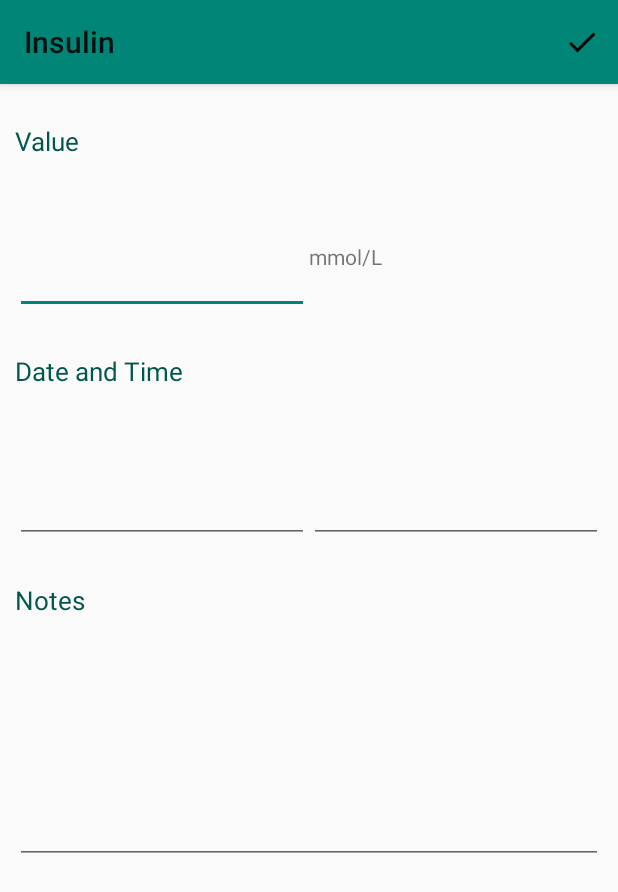
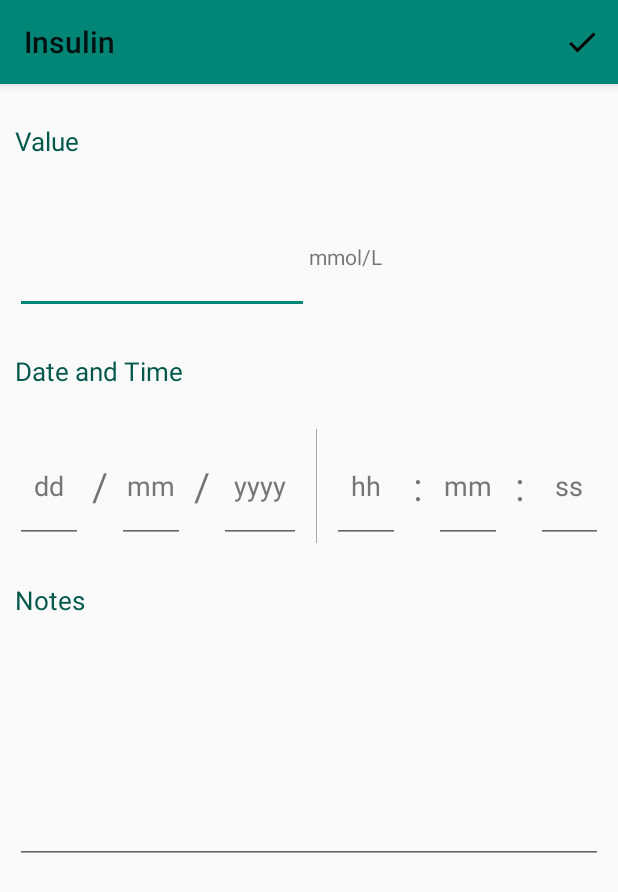
Before and after one commit to Alex-apostolo/BGLTracker, an Android app: the AddInsulinActivity screen opened directly, with no data from a screen before it, on a phone screen of 412 x 824 dp. Shown: the top 892 px of the screen. Run offline under Robolectric (Android 15) with nearby library versions, the phone set to English and light mode, and no system bars.

```diff
--- a/app/src/main/res/layout/activity_add_glucose.xml
+++ b/app/src/main/res/layout/activity_add_glucose.xml
@@ -56,31 +56,14 @@
         android:text="Date and Time"
         android:textAppearance="@style/CustomTextTitle" />
 
-    <EditText
-        android:id="@+id/addGlucose_date_inputField"
-        android:layout_width="0dp"
-        android:layout_height="0dp"
+    <include
+        android:id="@+id/addGlucose_dateTime_inputLayout"
+        layout="@layout/datetime_inputext"
+        android:layout_columnSpan="2"
         android:layout_rowWeight="1"
         android:layout_columnWeight="1"
         android:layout_marginLeft="10dp"
-        android:ems="10"
-        android:gravity="center_vertical"
-        android:inputType="date"
-        android:textColor="@android:color/black"
-        android:textColorLink="@color/colorPrimary" />
-
-    <EditText
-        android:id="@+id/addGlucose_time_inputField"
-        android:layout_width="0dp"
-        android:layout_height="0dp"
-        android:layout_rowWeight="1"
-        android:layout_columnWeight="1"
-        android:layout_marginRight="10dp"
-        android:ems="10"
-        android:gravity="center_vertical"
-        android:inputType="time"
-        android:textColor="@android:color/black"
-        android:textColorLink="@color/colorPrimary" />
+        android:layout_marginRight="10dp" />
 
     <TextView
         android:id="@+id/addGlucose_note_textView"
--- a/app/src/main/res/layout/activity_add_insulin.xml
+++ b/app/src/main/res/layout/activity_add_insulin.xml
@@ -56,31 +56,15 @@
         android:text="Date and Time"
         android:textAppearance="@style/CustomTextTitle" />
 
-    <EditText
-        android:id="@+id/addInsulin_date_inputField"
-        android:layout_width="0dp"
-        android:layout_height="0dp"
+    <include
+        android:id="@+id/addInsulin_dateTime_inputLayout"
+        layout="@layout/datetime_inputext"
+        android:layout_columnSpan="2"
+        android:layout_columnWeight="1"
         android:layout_rowWeight="1"
-        android:layout_columnWeight="1"
-        android:layout_marginLeft="10dp"
-        android:ems="10"
-        android:gravity="center_vertical"
-        android:inputType="date"
-        android:textColor="@android:color/black"
-        android:textColorLink="@color/colorPrimary" />
+        android:layout_marginRight="10dp"
+        android:layout_marginLeft="10dp"  />
 
-    <EditText
-        android:id="@+id/addInsulin_time_inputField"
-        android:layout_width="0dp"
-        android:layout_height="0dp"
-        android:layout_rowWeight="1"
-        android:layout_columnWeight="1"
-        android:layout_marginRight="10dp"
-        android:ems="10"
-        android:gravity="center_vertical"
-        android:inputType="time"
-        android:textColor="@android:color/black"
-        android:textColorLink="@color/colorPrimary" />
 
     <TextView
         android:id="@+id/addInsulin_notes_textView"
--- a/app/src/main/res/layout/activity_add_medication.xml
+++ b/app/src/main/res/layout/activity_add_medication.xml
@@ -106,32 +106,14 @@
         android:text="Date and Time"
         android:textAppearance="@style/CustomTextTitle" />
 
-    <EditText
-        android:id="@+id/addMedication_date_inputField"
-        android:layout_width="0dp"
-        android:layout_height="0dp"
+    <include
+        android:id="@+id/addMedication_dateTime_inputLayout"
+        layout="@layout/datetime_inputext"
+        android:layout_columnSpan="2"
+        android:layout_columnWeight="1"
         android:layout_rowWeight="1"
-        android:layout_columnWeight="1"
-        android:layout_marginLeft="10dp"
-        android:ems="10"
-        android:gravity="center_vertical"
-        android:inputType="date"
-        android:textColor="@android:color/black"
-        android:textColorLink="@color/colorPrimary" />
-
-    <EditText
-        android:id="@+id/addMedication_time_inputField"
-        android:layout_width="0dp"
-        android:layout_height="0dp"
-        android:layout_rowWeight="1"
-        android:layout_columnSpan="1"
-        android:layout_columnWeight="1"
         android:layout_marginRight="10dp"
-        android:ems="10"
-        android:gravity="center_vertical"
-        android:inputType="time"
-        android:textColor="@android:color/black"
-        android:textColorLink="@color/colorPrimary" />
+        android:layout_marginLeft="10dp"  />
 
     <TextView
         android:id="@+id/addMedication_note_textView"
--- /dev/null
+++ b/app/src/main/res/layout/datetime_inputext.xml
@@ -0,0 +1,141 @@
+<?xml version="1.0" encoding="utf-8"?>
+<GridLayout xmlns:android="http://schemas.android.com/apk/res/android"
+    xmlns:tools="http://schemas.android.com/tools"
+    android:layout_width="match_parent"
+    android:layout_height="match_parent"
+    android:layout_row="1">
+
+    <EditText
+        android:id="@+id/dateTime_day"
+        android:layout_width="0dp"
+        android:layout_height="0dp"
+        android:layout_rowWeight="1"
+        android:layout_columnWeight="1"
+        android:ems="10"
+        android:gravity="center"
+        android:inputType="number"
+        android:text="dd"
+        android:textColor="@color/colorTitle"
+        tools:layout_editor_absoluteX="0dp"
+        tools:layout_editor_absoluteY="57dp" />
+
+    <TextView
+        android:id="@+id/textView"
+        android:layout_width="0dp"
+        android:layout_height="0dp"
+        android:layout_rowWeight="1"
+        android:layout_columnWeight="0.5"
+        android:gravity="center"
+        android:text="/"
+        android:textSize="26sp" />
+
+    <EditText
+        android:id="@+id/dateTime_month"
+        android:layout_width="0dp"
+        android:layout_height="0dp"
+        android:layout_rowWeight="1"
+        android:layout_columnWeight="1"
+        android:ems="10"
+        android:gravity="center"
+        android:inputType="number"
+        android:text="mm"
+        android:textColor="@color/colorTitle"
+        tools:layout_editor_absoluteX="0dp"
+        tools:layout_editor_absoluteY="57dp" />
+
+    <TextView
+        android:id="@+id/textView2"
+        android:layout_width="0dp"
+        android:layout_height="0dp"
+        android:layout_rowWeight="1"
+        android:layout_columnWeight="0.5"
+        android:gravity="center"
+        android:text="/"
+        android:textSize="26sp" />
+
+    <EditText
+        android:id="@+id/dateTime_year"
+        android:layout_width="0dp"
+        android:layout_height="0dp"
+        android:layout_rowWeight="1"
+        android:layout_columnWeight="1.22"
+        android:layout_marginRight="10dp"
+        android:ems="10"
+        android:gravity="center"
+        android:inputType="number"
+        android:text="yyyy"
+        android:textColor="@color/colorTitle"
+        tools:layout_editor_absoluteX="0dp"
+        tools:layout_editor_absoluteY="57dp" />
+
+    <TextView
+        android:id="@+id/textView3"
+        android:layout_width="0dp"
+        android:layout_height="0dp"
+        android:layout_rowWeight="1"
+        android:layout_columnWeight="0.02"
+        android:background="@android:color/darker_gray" />
+
+    <EditText
+        android:id="@+id/dateTime_hour"
+        android:layout_width="0dp"
+        android:layout_height="0dp"
+        android:layout_rowWeight="1"
+        android:layout_columnWeight="1"
+        android:layout_marginLeft="10dp"
+        android:ems="10"
+        android:gravity="center"
+        android:inputType="number"
+        android:text="hh"
+        android:textColor="@color/colorTitle"
+        tools:layout_editor_absoluteX="0dp"
+        tools:layout_editor_absoluteY="57dp" />
+
+    <TextView
+        android:id="@+id/textView4"
+        android:layout_width="0dp"
+        android:layout_height="0dp"
+        android:layout_rowWeight="1"
+        android:layout_columnWeight="0.5"
+        android:gravity="center"
+        android:text=":"
+        android:textSize="26sp" />
+
+    <EditText
+        android:id="@+id/dateTime_minute"
+        android:layout_width="0dp"
+        android:layout_height="0dp"
+        android:layout_rowWeight="1"
+        android:layout_columnWeight="1"
+        android:ems="10"
+        android:gravity="center"
+        android:inputType="number"
+        android:text="mm"
+        android:textColor="@color/colorTitle"
+        tools:layout_editor_absoluteX="0dp"
+        tools:layout_editor_absoluteY="57dp" />
+
+    <TextView
+        android:id="@+id/textView5"
+        android:layout_width="0dp"
+        android:layout_height="0dp"
+        android:layout_rowWeight="1"
+        android:layout_columnWeight="0.5"
+        android:gravity="center"
+        android:text=":"
+        android:textSize="26sp" />
+
+    <EditText
+        android:id="@+id/dateTime_second"
+        android:layout_width="0dp"
+        android:layout_height="0dp"
+        android:layout_rowWeight="1"
+        android:layout_columnWeight="1"
+        android:ems="10"
+        android:gravity="center"
+        android:inputType="number"
+        android:text="ss"
+        android:textColor="@color/colorTitle"
+        tools:layout_editor_absoluteX="0dp"
+        tools:layout_editor_absoluteY="57dp" />
+</GridLayout>
```
